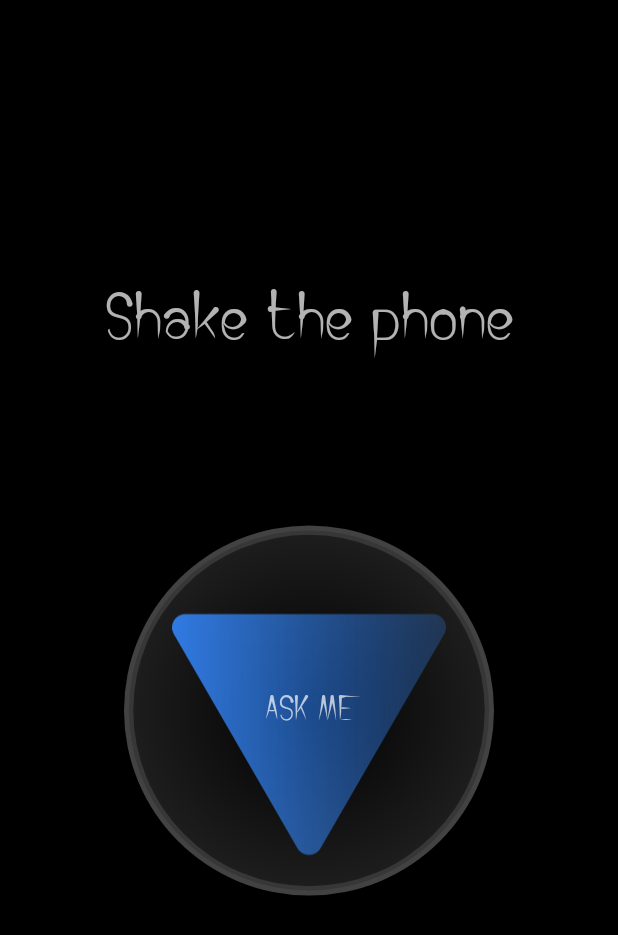
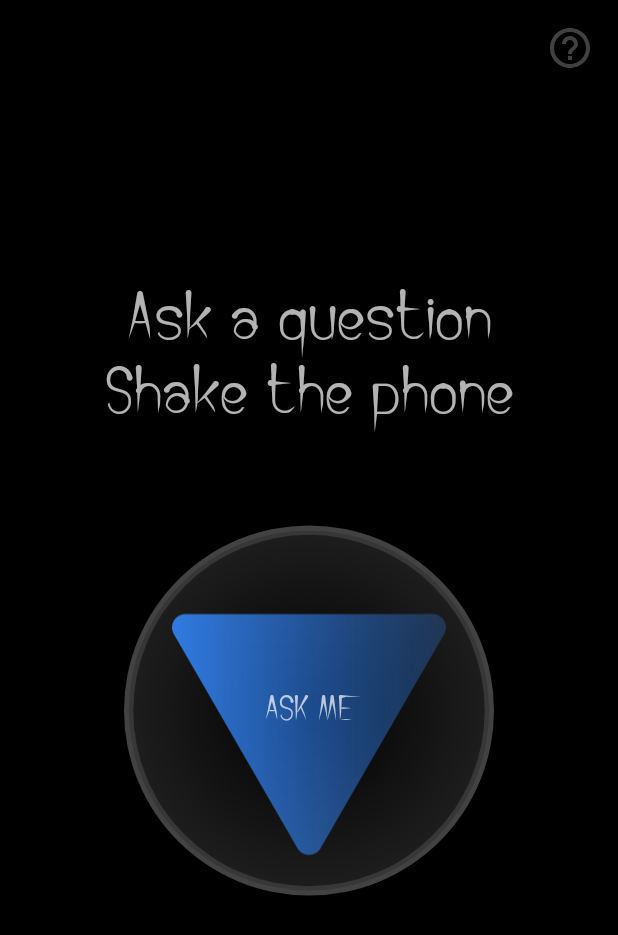
Before and after one commit to oarostovtseva/MagicBall, an Android app: the screen it shows after launch (MainActivity), on a phone screen of 412 x 824 dp. Shown: the top 935 px of the screen. Run offline under Robolectric (Android 15) with nearby library versions, the phone set to English and light mode, and no system bars; our stand-ins replace Timber; libraries missing offline, so code that uses them is left out: com.squareup.seismic; 1 statement that could not run was skipped.

Commit message:
Fixing double values

```diff
--- a/app/src/main/java/com/orost/magicball/di/AppModule.kt
+++ b/app/src/main/java/com/orost/magicball/di/AppModule.kt
@@ -1,6 +1,7 @@
 package com.orost.magicball.di
 
 import com.google.firebase.analytics.FirebaseAnalytics
+import com.orost.magicball.helpscreen.HelpFragment
 import com.orost.magicball.shakescreen.ShakeFragment
 import com.orost.magicball.shakescreen.ShakeViewModel
 import com.orost.magicball.utils.CoroutineContextProvider
@@ -12,5 +13,6 @@ val appModule = module {
     single { FirebaseAnalytics.getInstance(androidContext()) }
     single { CoroutineContextProvider() }
     factory { ShakeFragment() }
+    factory { HelpFragment() }
     viewModel { ShakeViewModel(get(), get()) }
 }
--- a/app/src/main/java/com/orost/magicball/shakescreen/ShakeFragment.kt
+++ b/app/src/main/java/com/orost/magicball/shakescreen/ShakeFragment.kt
@@ -8,14 +8,17 @@ import android.view.View
 import android.view.ViewGroup
 import androidx.lifecycle.Observer
 import com.google.firebase.analytics.FirebaseAnalytics
-import com.orost.magicball.MBApplication
 import com.orost.magicball.R
+import com.orost.magicball.helpscreen.HelpFragment
 import com.orost.magicball.ui.BaseFragment
+import com.orost.magicball.utils.FadeAnimation
 import com.orost.magicball.utils.fadeIn
 import com.orost.magicball.utils.fadeOut
+import com.orost.magicball.utils.replaceWithBackStack
 import com.orost.magicball.utils.shake
 import com.squareup.seismic.ShakeDetector
-import kotlinx.android.synthetic.main.fragment_main.*
+import kotlinx.android.synthetic.main.fragment_shake.*
+import org.koin.android.ext.android.get
 import org.koin.android.ext.android.inject
 import timber.log.Timber
 
@@ -23,13 +26,37 @@ internal const val ANIMATION_FADE_DURATION = 500L
 
 class ShakeFragment : BaseFragment(), ShakeDetector.Listener {
 
+    private val sensorManager: SensorManager by lazy {
+        requireContext().getSystemService(Context.SENSOR_SERVICE) as SensorManager
+    }
+
+    private val shakeDetector: ShakeDetector = ShakeDetector(this).apply { setSensitivity(ShakeDetector.SENSITIVITY_LIGHT) }
+
     private val firebaseAnalytics: FirebaseAnalytics by inject()
     private val shakeViewModel: ShakeViewModel by inject()
 
+    override fun onAttach(context: Context?) {
+        super.onAttach(context)
+        startShakeDetector()
+    }
+
     override fun onCreateView(inflater: LayoutInflater, container: ViewGroup?, savedInstanceState: Bundle?): View? {
-        initShakeDetector()
-        firebaseAnalytics.setCurrentScreen(requireActivity(), ShakeFragment::class.java.simpleName, null)
-        return inflater.inflate(R.layout.fragment_main, container, false)
+        return inflater.inflate(R.layout.fragment_shake, container, false)
+    }
+
+    override fun onDestroy() {
+        super.onDestroy()
+        stopShakeDetector()
+    }
+
+    override fun initUI(savedInstanceState: Bundle?) {
+        btn_help.setOnClickListener {
+            fragmentManager?.replaceWithBackStack(
+                    R.id.fragment_container,
+                    get<HelpFragment>(),
+                    FadeAnimation
+            )
+        }
     }
 
     override fun subscribeToLiveData() {
@@ -47,12 +74,14 @@ class ShakeFragment : BaseFragment(), ShakeDetector.Listener {
         shakeViewModel.getAnswer()
     }
 
-    private fun initShakeDetector() {
-        val sensorManager = requireContext().getSystemService(Context.SENSOR_SERVICE) as SensorManager
-        val sd = ShakeDetector(this)
-        sd.setSensitivity(ShakeDetector.SENSITIVITY_LIGHT)
-        sd.start(sensorManager)
+    private fun startShakeDetector() {
+        shakeDetector.start(sensorManager)
         Timber.d("Shake detector was initialized")
+    }
+
+    private fun stopShakeDetector() {
+        shakeDetector.stop()
+        Timber.d("Shake detector was stopped")
     }
 
     private fun sendAnalytics(answer: String) {
--- a/app/src/main/java/com/orost/magicball/ui/BaseFragment.kt
+++ b/app/src/main/java/com/orost/magicball/ui/BaseFragment.kt
@@ -18,10 +18,10 @@ abstract class BaseFragment : Fragment() {
     /**
      * Hook method for initialize UI elements. Called inside [onViewCreated]
      */
-    open fun initUI(savedInstanceState: Bundle?) {}
+    abstract fun initUI(savedInstanceState: Bundle?)
 
     /**
      * Hook method to make a subscription to live data. Called inside [onViewCreated]
      */
-    open fun subscribeToLiveData() {}
+    abstract fun subscribeToLiveData()
 }
--- a/app/src/main/java/com/orost/magicball/ui/MainActivity.kt
+++ b/app/src/main/java/com/orost/magicball/ui/MainActivity.kt
@@ -17,7 +17,5 @@ class MainActivity : AppCompatActivity() {
         if (savedInstanceState == null) {
             addFragment(R.id.fragment_container, get<ShakeFragment>())
         }
-
     }
-
 }
--- /dev/null
+++ b/app/src/main/res/drawable/ic_help.xml
@@ -0,0 +1,9 @@
+<vector xmlns:android="http://schemas.android.com/apk/res/android"
+    android:width="32dp"
+    android:height="32dp"
+    android:viewportWidth="24"
+    android:viewportHeight="24">
+    <path
+        android:fillColor="#40FFFFFF"
+        android:pathData="M11,18h2v-2h-2v2zM12,2C6.48,2 2,6.48 2,12s4.48,10 10,10 10,-4.48 10,-10S17.52,2 12,2zM12,20c-4.41,0 -8,-3.59 -8,-8s3.59,-8 8,-8 8,3.59 8,8 -3.59,8 -8,8zM12,6c-2.21,0 -4,1.79 -4,4h2c0,-1.1 0.9,-2 2,-2s2,0.9 2,2c0,2 -3,1.75 -3,5h2c0,-2.25 3,-2.5 3,-5 0,-2.21 -1.79,-4 -4,-4z" />
+</vector>
--- a/app/src/main/res/layout/fragment_main.xml
+++ b/app/src/main/res/layout/fragment_shake.xml
@@ -6,6 +6,15 @@
     android:layout_height="match_parent"
     android:background="@android:color/black"
     tools:context=".ui.MainActivity">
+
+    <ImageView
+        android:id="@+id/btn_help"
+        android:layout_width="wrap_content"
+        android:layout_height="wrap_content"
+        app:layout_constraintTop_toTopOf="parent"
+        android:padding="@dimen/padding_big"
+        android:src="@drawable/ic_help"
+        app:layout_constraintRight_toRightOf="parent"/>
 
     <androidx.constraintlayout.widget.Guideline
         android:id="@+id/top_guideline"
@@ -20,7 +29,7 @@
         android:layout_width="wrap_content"
         android:layout_height="wrap_content"
         android:gravity="center"
-        android:padding="24dp"
+        android:padding="@dimen/padding_extra_big"
         android:text="@string/title_hint"
         app:layout_constraintLeft_toLeftOf="parent"
         app:layout_constraintRight_toRightOf="parent"
--- /dev/null
+++ b/app/src/main/res/values/dimens.xml
@@ -0,0 +1,5 @@
+<?xml version="1.0" encoding="utf-8"?>
+<resources>
+    <dimen name="padding_extra_big">24dp</dimen>
+    <dimen name="padding_big">16dp</dimen>
+</resources>
--- a/app/src/main/res/values/strings.xml
+++ b/app/src/main/res/values/strings.xml
@@ -1,6 +1,6 @@
 <resources>
     <string name="app_name">Magic ball</string>
-    <string name="title_hint">Shake the phone</string>
+    <string name="title_hint">Ask a question\nShake the phone</string>
     <string name="question">Ask me</string>
 
     <string-array name="answers">
@@ -11,4 +11,10 @@
         <item>I don\'t \nknow</item>
     </string-array>
 
+    <string name="help_info">Hi peeps,\nThis app is only for fun. It doesn\'t have any psychic abilities.
+        So don\'t take it close to the heart :) \n\nEnjoy!
+    </string>
+
+    <string name="dev_sign">\@github:oarostovtseva</string>
+
 </resources>
```
Also changed, not shown: app/src/main/java/com/orost/magicball/helpscreen/HelpFragment.kt (added, +14 -0 lines), app/src/main/java/com/orost/magicball/utils/ActivityExtensions.kt (+0 -16 lines), app/src/main/java/com/orost/magicball/utils/FragmentManagerExtension.kt (added, +23 -0 lines), app/src/main/java/com/orost/magicball/utils/ScreenAnimations.kt (+5 -7 lines), app/src/main/res/layout/fragment_help.xml (added, +34 -0 lines), app/src/main/res/values/styles.xml (+10 -0 lines), 1 other file.
